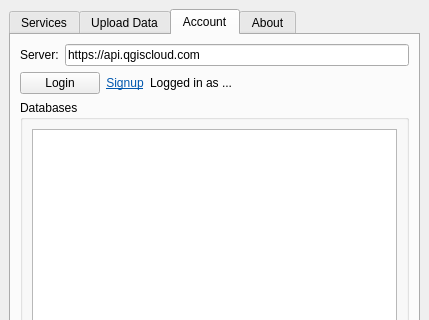
Qt form qgiscloud/ui_qgiscloudplugin.ui (qgiscloud/qgis-cloud-plugin) before a commit; both pictures show x 0 to 429 and y 0 to 320 of the 429 by 602 pixel window.
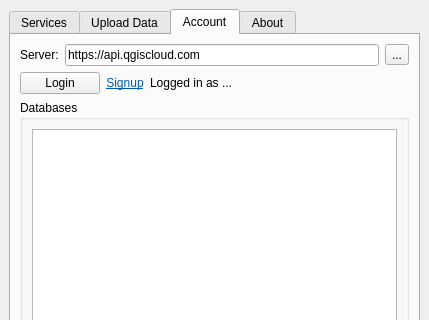
The same form after that commit. The open tabs and pages were chosen to show the change. Icons and pictures are not drawn.

Commit message: - button to reset to default qgiscloud api url - edited server url is stored in the qgiscloud plugin settings

The edit to the form file:
```diff
--- a/qgiscloud/ui_qgiscloudplugin.ui
+++ b/qgiscloud/ui_qgiscloudplugin.ui
@@ -17,8 +17,8 @@
    <string>QGIS Cloud</string>
   </property>
   <widget class="QWidget" name="dockWidgetContents">
-   <layout class="QVBoxLayout" name="verticalLayout">
-    <item>
+   <layout class="QGridLayout" name="gridLayout_6">
+    <item row="0" column="0">
      <widget class="QTabWidget" name="tabWidget">
       <property name="currentIndex">
        <number>0</number>
@@ -456,8 +456,8 @@
        <attribute name="title">
         <string>Account</string>
        </attribute>
-       <layout class="QVBoxLayout" name="verticalLayout_2">
-        <item>
+       <layout class="QGridLayout" name="gridLayout_5">
+        <item row="1" column="0">
          <layout class="QHBoxLayout" name="horizontalLayout_4">
           <item>
            <widget class="QLabel" name="label_2">
@@ -479,9 +479,23 @@
             </property>
            </widget>
           </item>
+          <item>
+           <widget class="QToolButton" name="resetUrlBtn">
+            <property name="toolTip">
+             <string>Reset QGIS Cloud API URL</string>
+            </property>
+            <property name="text">
+             <string>...</string>
+            </property>
+            <property name="icon">
+             <iconset resource="resources.qrc">
+              <normaloff>:/plugins/qgiscloud/icon.png</normaloff>:/plugins/qgiscloud/icon.png</iconset>
+            </property>
+           </widget>
+          </item>
          </layout>
         </item>
-        <item>
+        <item row="2" column="0">
          <layout class="QHBoxLayout" name="horizontalLayout_5">
           <item>
            <widget class="QPushButton" name="btnLogin">
@@ -529,7 +543,7 @@
           </item>
          </layout>
         </item>
-        <item>
+        <item row="3" column="0">
          <widget class="QGroupBox" name="groupBoxDatabases">
           <property name="title">
            <string>Databases</string>
```
The commit also changes 2 other files.
